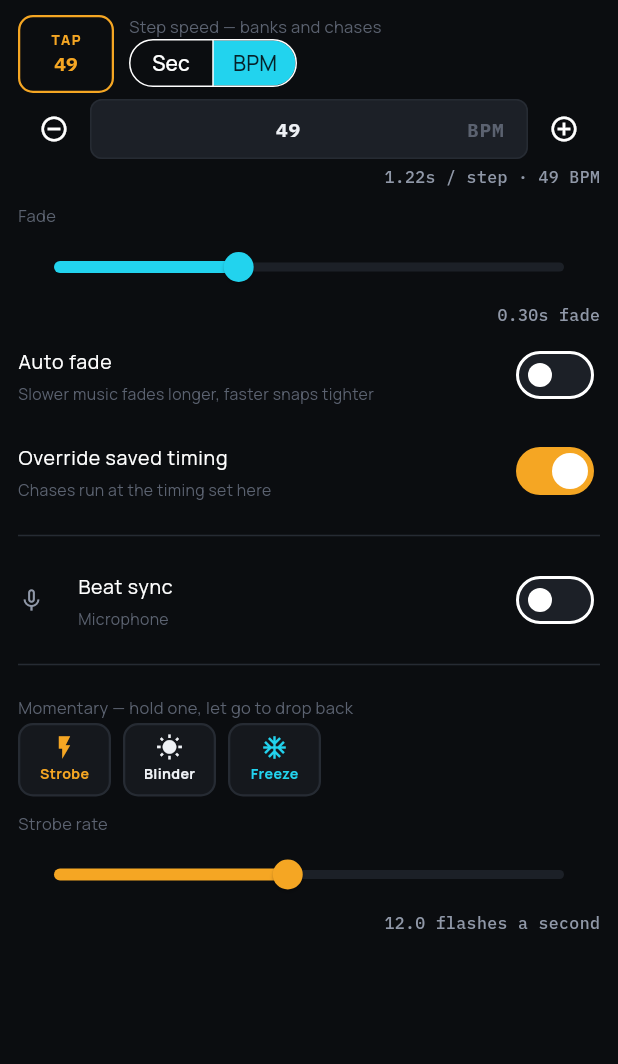
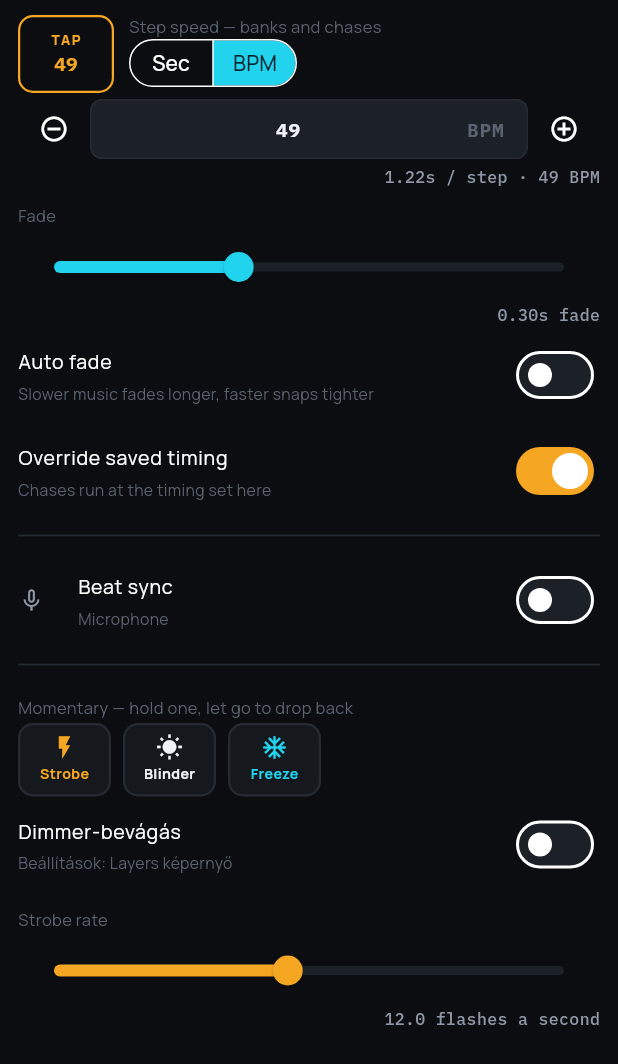
Before and after one commit to gazsesz/DMX, a Flutter app: the ControlPanel widget shown alone on an empty page, opened directly, after a tap on "BPM", after a tap on the "remove circle outline" icon, on a phone screen of 412 x 824 dp. Shown: the top 1064 px of the screen. Run offline on Flutter 3.47's test engine with Material 3 defaults, Android fonts, the phone set to English and light mode, and no system bars; our stand-ins replace file_picker, flutter_riverpod, package_info_plus, shared_preferences, wakelock_plus; missing offline and left inert: fftea, flutter_midi_command, record; accounts and stored records are empty.

Commit message:
v1.28.1: dimmer dropout on/off on the dock strip and panel
Co-Authored-By: Claude Sonnet 5.5 <noreply@anthropic.com>

```diff
--- a/app/lib/core/widgets/control_dock.dart
+++ b/app/lib/core/widgets/control_dock.dart
@@ -5,6 +5,7 @@ import '../../features/dashboard/live_stage_view.dart';
 import '../../models/control_dock_prefs.dart';
 import '../../state/audio_providers.dart';
 import '../../state/control_dock_providers.dart';
+import '../../state/dimmer_dropout_providers.dart';
 import '../../state/playback_providers.dart';
 import '../../state/tempo_providers.dart';
 import '../playback/chase_player.dart';
@@ -260,6 +261,27 @@ class _DockControls extends ConsumerWidget {
         _dockButtonWidth,
         giveUpAt: 2,
       ),
+      // The hand-set dimmer dropout, on or off. Its settings live on the
+      // Layers screen; a Smart Program's own zone settings take over from it
+      // while one runs, and this switch is what comes back afterwards. Left
+      // off the open dock's rail for the same reason as the momentary three:
+      // one more tile would push Blackout off a phone held sideways. The
+      // panel carries the same switch.
+      if (showMomentaryFx)
+        _DockItem(
+          _DockButton(
+            icon: Icons.flash_off,
+            label: 'Dropout',
+            color: AppColors.accent2,
+            active: ref.watch(dimmerDropoutProvider).enabled,
+            onTap: () {
+              final settings = ref.read(dimmerDropoutProvider);
+              ref.read(dimmerDropoutProvider.notifier).update(settings.copyWith(enabled: !settings.enabled));
+            },
+          ),
+          _dockButtonWidth,
+          giveUpAt: 2,
+        ),
       // The momentary three. Given up before the master fader but after
       // everything else: the fader is how you save a look that's gone wrong,
       // while these are things you reach for on purpose. Strobe outlives the
--- a/app/lib/core/widgets/control_panel.dart
+++ b/app/lib/core/widgets/control_panel.dart
@@ -5,6 +5,7 @@ import 'package:flutter_riverpod/flutter_riverpod.dart';
 
 import '../../models/smart_program.dart';
 import '../../state/audio_providers.dart';
+import '../../state/dimmer_dropout_providers.dart';
 import '../../state/momentary_fx_providers.dart';
 import '../../state/playback_providers.dart';
 import '../../state/smart_program_providers.dart';
@@ -458,6 +459,20 @@ class _ControlPanelState extends ConsumerState<ControlPanel> {
             ],
           ],
         ),
+        SwitchListTile(
+          contentPadding: EdgeInsets.zero,
+          dense: true,
+          title: const Text('Dimmer-bevágás', style: TextStyle(fontSize: 13)),
+          subtitle: const Text(
+            'Beállítások: Layers képernyő',
+            style: TextStyle(fontSize: 10.5, color: AppColors.textFaint),
+          ),
+          value: ref.watch(dimmerDropoutProvider).enabled,
+          onChanged: (on) {
+            final settings = ref.read(dimmerDropoutProvider);
+            ref.read(dimmerDropoutProvider.notifier).update(settings.copyWith(enabled: on));
+          },
+        ),
         _label('Strobe rate'),
         Slider(
           value: ref.watch(strobeRateProvider).clamp(minStrobeHz, maxStrobeHz),
--- a/app/pubspec.yaml
+++ b/app/pubspec.yaml
@@ -19,7 +19,7 @@ publish_to: 'none' # Remove this line if you wish to publish to pub.dev
 # Bump this on every release you build for the tablet — the Setup screen
 # reads it straight from here, so it's the single source of truth for
 # "which build is on the device?".
-version: 1.28.0+46
+version: 1.28.1+47
 
 environment:
   sdk: ^3.13.2
```
